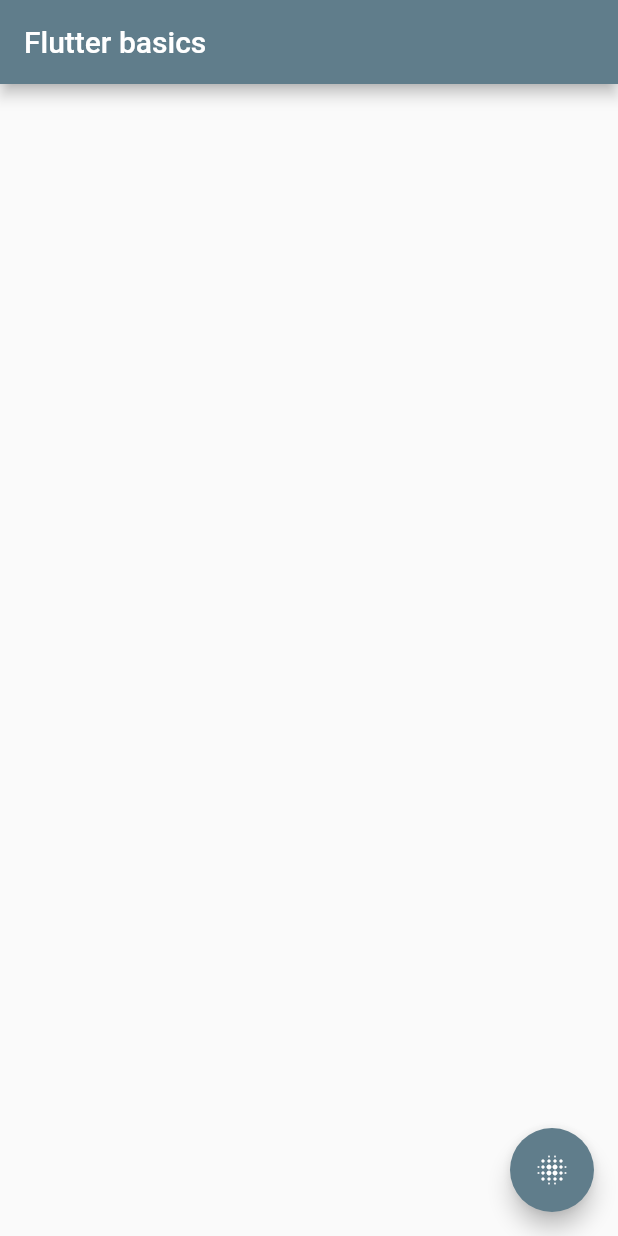
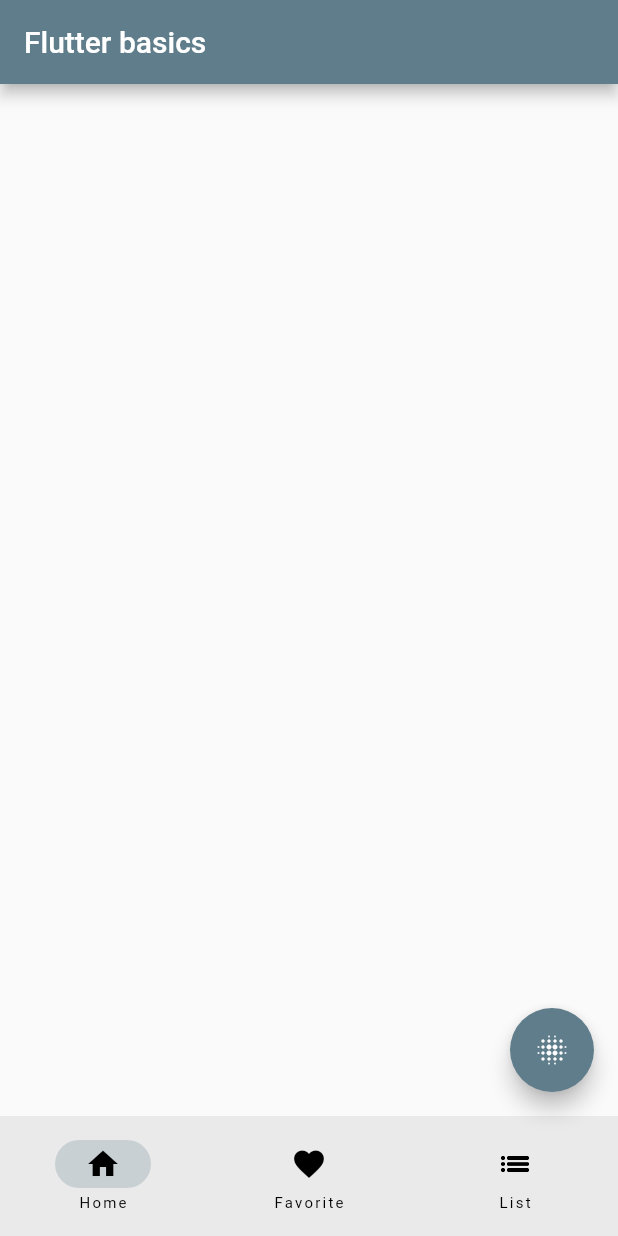
Before and after one commit to eduVieiraAF/flutter_basics, a Flutter app: the screen it shows after launch, after a tap on the "lens blur" icon, on a phone screen of 412 x 824 dp. Run offline on Flutter 3.47's test engine with Material 2 defaults, Android fonts, the phone set to English and light mode, and no system bars.

Commit message:
Bottom navigation bar
adding a bottom navigation bar to the app

```diff
--- a/lib/main.dart
+++ b/lib/main.dart
@@ -24,6 +24,10 @@
 }
 
 class _RootPageState extends State<RootPage> {
+  int currentPage = 0;
+
+  get label => null;
+
   @override
   Widget build(BuildContext context) {
     return Scaffold(
@@ -31,8 +35,17 @@
         title: const Text('Flutter basics'),
       ),
       floatingActionButton: FloatingActionButton(
-        onPressed: () {},
+        onPressed: () {
+          debugPrint("Floating action button");
+        },
         child: const Icon(Icons.lens_blur_outlined),
+      ),
+      bottomNavigationBar: NavigationBar(
+        destinations: const [
+          NavigationDestination(icon: Icon(Icons.home), label: 'Home'),
+          NavigationDestination(icon: Icon(Icons.favorite), label: 'Favorite'),
+          NavigationDestination(icon: Icon(Icons.list_outlined), label: 'List')
+        ],
       ),
     );
   }
```
